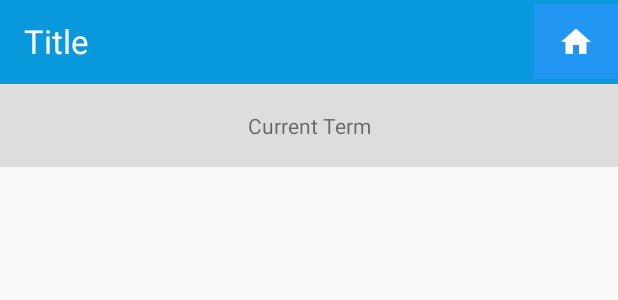
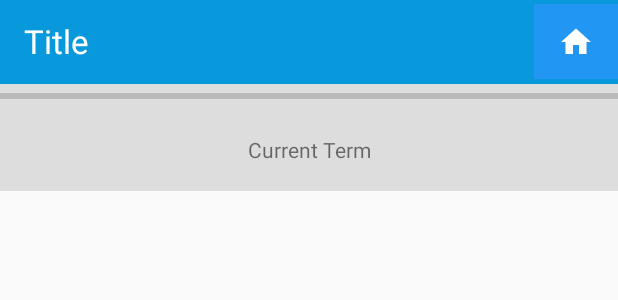
Before and after one commit to holdwhatdoor/C196Project, an Android app: the layout activity_main.xml on its own in the app's theme, with its tools: preview values and no code run, on a phone screen of 412 x 824 dp. Shown: the top 300 px of the screen. Run offline under Robolectric (Android 15) with nearby library versions, the phone set to English and light mode, and no system bars.

Commit message:
Changes: Added progress bar with "Loading Complete" Toast message on main activity page
App Status:
Functioning:
Main page with TermActivity page navigation

TermActivity page displays allows insert of input data into Term table, allows deletion of all terms and navigation to TermEdit page based on recyclerview edit button selection.

TermEdit page: displays selected term data in edit text boxes.  Can insert an associated course via input elements and add button.  Can delete all courses in database.  Can delete selected Term. Can update selected term info without encroaching on other term dates or excluding assigned courses from the start and end date constraints.

CourseEdit page: displays selected course data in edit text boxes.  Can insert an associated assessment via input elements and add button.  Set alert checkboxes functional on a view level and checking/unchecking alert boxes for start and end dates.  Can delete all assessments in the database.  Add Note button navigates to note activity page and sets notes in edit text.  Can update course info. Can share notes via ShareNotes class activity page
NEEDS:  Establish alerts to trigger on dates set with alert

AssesmentEdit page: displays selected assessment data in edit text boxes.  Check boxes for setting alerts on date. Update info on save button funcitoning
NEEDS:  Need to establish alerts to trigger on an assessment with an alert set.

```diff
--- a/app/src/main/java/com/example/c196project/TermActivity.java
+++ b/app/src/main/java/com/example/c196project/TermActivity.java
@@ -192,9 +192,7 @@ public class TermActivity extends AppCompatActivity implements View.OnClickListe
 
 
                         Date start = DateConverter.toDate(startString);
-                        Log.d(TAG, "Start Date converted: " + start);
                         Date end = DateConverter.toDate(endString);
-                        Log.d(TAG, "End Date converted: " + end);
 
                         if (start.before(end) && (start.compareTo(today) == 0 || !start.before(today))
                                 && !overlappingTerms(start, end)) {
--- a/app/src/main/res/layout/activity_main.xml
+++ b/app/src/main/res/layout/activity_main.xml
@@ -33,6 +33,14 @@ tools:context="com.example.c196project.MainActivity">
         android:layout_height="wrap_content"
         android:orientation="vertical">
 
+
+        <ProgressBar
+            android:id="@+id/progress_bar"
+            android:layout_width="match_parent"
+            android:layout_height="wrap_content"
+            android:layout_gravity="center_horizontal"
+            android:background="@color/colorGrey"
+            style="@style/Widget.AppCompat.ProgressBar.Horizontal"/>
 
         <TextView
             android:layout_width="match_parent"
--- a/app/src/main/res/values/strings.xml
+++ b/app/src/main/res/values/strings.xml
@@ -20,6 +20,7 @@
 <string name="term_title">Term Title</string>
 <string name="alerts">Alerts</string>
 <string name="default_main_term">No Current Term</string>
+<string name="load_complete">Loading Complete</string>
 
 
 // Activity Term page string labels
```
Also changed, not shown: app/src/main/java/com/example/c196project/AssessmentEdit.java (+20 -3 lines), app/src/main/java/com/example/c196project/MainActivity.java (+36 -1 lines).
